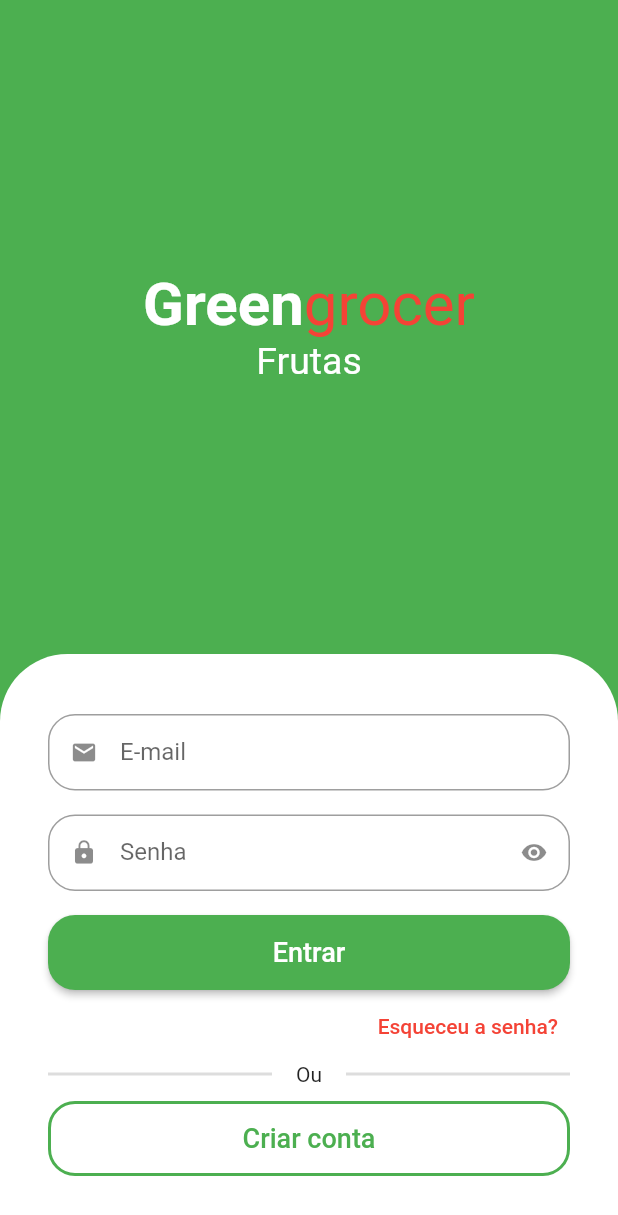
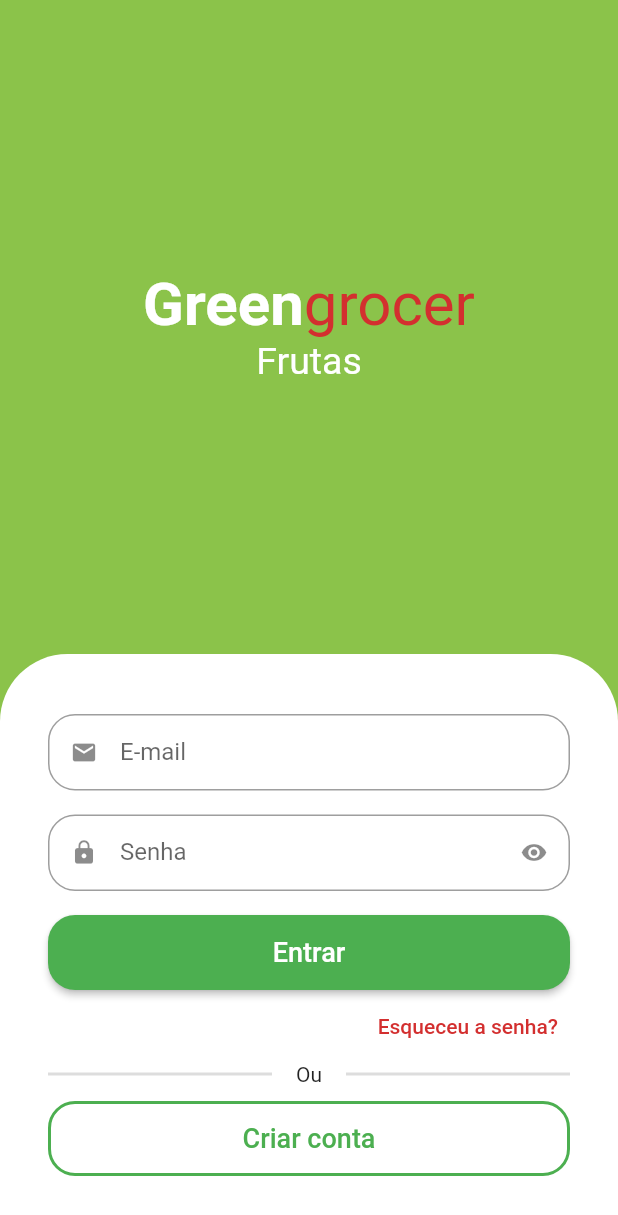
Before and after one commit to jdaibello/greengrocer, a Flutter app: the screen it shows after launch, on a phone screen of 412 x 824 dp. Shown: the top 1215 px of the screen. Run offline on Flutter 3.47's test engine with Material 3 defaults, Android fonts, the phone set to English and light mode, and no system bars; drawn by our look-alikes of animated_text_kit.

Commit message:
feat: add custom colors

```diff
--- a/lib/main.dart
+++ b/lib/main.dart
@@ -11,7 +11,7 @@ class MyApp extends StatelessWidget {
   @override
   Widget build(BuildContext context) {
     return MaterialApp(
-      title: 'Green Grocer',
+      title: 'Greengrocer',
       theme: ThemeData(
         primarySwatch: Colors.green,
         useMaterial3: false,
--- a/lib/src/auth/signin_screen.dart
+++ b/lib/src/auth/signin_screen.dart
@@ -1,27 +1,34 @@
 import 'package:animated_text_kit/animated_text_kit.dart';
 import 'package:flutter/material.dart';
 import 'package:greengrocer/src/auth/components/custom_text_field.dart';
+import 'package:greengrocer/src/config/custom_colors.dart';
 
 class SignInScreen extends StatelessWidget {
   const SignInScreen({super.key});
 
   @override
   Widget build(BuildContext context) {
+    final size = MediaQuery.sizeOf(context);
+
     return Scaffold(
-      backgroundColor: Colors.green,
-      body: Column(
+      backgroundColor: CustomColors.customSwatchColor,
+      body: SingleChildScrollView(
+        child: SizedBox(
+          height: size.height,
+          width: size.width,
+          child: Column(
             children: [
               Expanded(
                 child: Column(
                   mainAxisAlignment: MainAxisAlignment.center,
                   children: [
-                const Text.rich(
+                    Text.rich(
                       TextSpan(
-                    style: TextStyle(
+                        style: const TextStyle(
                           fontSize: 40,
                         ),
                         children: [
-                      TextSpan(
+                          const TextSpan(
                             text: 'Green',
                             style: TextStyle(
                               color: Colors.white,
@@ -31,7 +38,7 @@ class SignInScreen extends StatelessWidget {
                           TextSpan(
                             text: 'grocer',
                             style: TextStyle(
-                          color: Colors.red,
+                              color: CustomColors.customContrastColor,
                             ),
                           ),
                         ],
@@ -101,9 +108,9 @@ class SignInScreen extends StatelessWidget {
                       alignment: Alignment.centerRight,
                       child: TextButton(
                         onPressed: () {},
-                    child: const Text(
+                        child: Text(
                           'Esqueceu a senha?',
-                      style: TextStyle(color: Colors.red),
+                          style: TextStyle(color: CustomColors.customContrastColor),
                         ),
                       ),
                     ),
@@ -151,6 +158,8 @@ class SignInScreen extends StatelessWidget {
               ),
             ],
           ),
+        ),
+      ),
     );
   }
 }
--- /dev/null
+++ b/lib/src/config/custom_colors.dart
@@ -0,0 +1,20 @@
+import 'package:flutter/material.dart';
+
+Map<int, Color> _swatchOpacity = {
+  50: const Color.fromRGBO(139, 195, 74, 0.1),
+  100: const Color.fromRGBO(139, 195, 74, 0.2),
+  200: const Color.fromRGBO(139, 195, 74, 0.3),
+  300: const Color.fromRGBO(139, 195, 74, 0.4),
+  400: const Color.fromRGBO(139, 195, 74, 0.5),
+  500: const Color.fromRGBO(139, 195, 74, 0.6),
+  600: const Color.fromRGBO(139, 195, 74, 0.7),
+  700: const Color.fromRGBO(139, 195, 74, 0.8),
+  800: const Color.fromRGBO(139, 195, 74, 0.9),
+  900: const Color.fromRGBO(139, 195, 74, 1),
+};
+
+interface class CustomColors {
+  static Color customContrastColor = Colors.red.shade700;
+
+  static MaterialColor customSwatchColor = MaterialColor(0xFF8BC34A, _swatchOpacity);
+}
```
Lines whose indentation alone changed are shown as unchanged.
